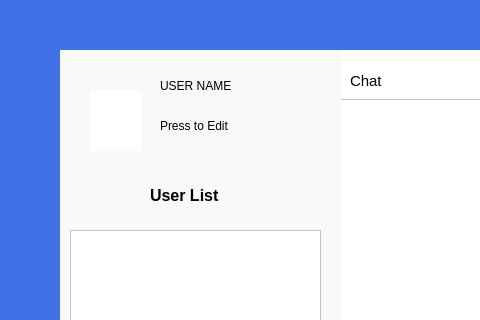
Old version of the form MixieClient/mainwindow.ui in the repository UnionDixie/MixieChatEnvironment; both pictures show x 0 to 480 and y 0 to 320 of the 1280 by 720 pixel window.
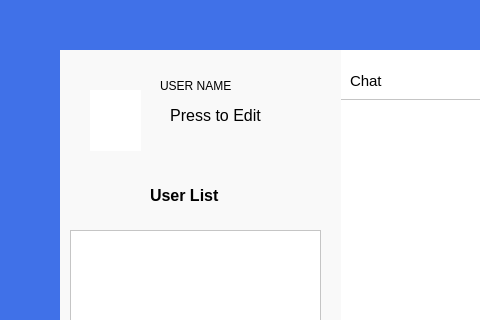
New version of the form. Icons and pictures are not drawn.

Patch:
```diff
--- a/MixieClient/mainwindow.ui
+++ b/MixieClient/mainwindow.ui
@@ -93,19 +93,6 @@
      <property name="styleSheet">
       <string notr="true">background-color: #f9f9f9;</string>
      </property>
-     <widget class="QLabel" name="label_4">
-      <property name="geometry">
-       <rect>
-        <x>100</x>
-        <y>60</y>
-        <width>141</width>
-        <height>31</height>
-       </rect>
-      </property>
-      <property name="text">
-       <string>Press to Edit</string>
-      </property>
-     </widget>
      <widget class="QLabel" name="label">
       <property name="geometry">
        <rect>
@@ -139,6 +126,27 @@
        <string>USER NAME</string>
       </property>
      </widget>
+     <widget class="QPushButton" name="pushButton_2">
+      <property name="geometry">
+       <rect>
+        <x>90</x>
+        <y>50</y>
+        <width>131</width>
+        <height>31</height>
+       </rect>
+      </property>
+      <property name="font">
+       <font>
+        <pointsize>12</pointsize>
+       </font>
+      </property>
+      <property name="styleSheet">
+       <string notr="true">border-radius: 12px;</string>
+      </property>
+      <property name="text">
+       <string>Press to Edit</string>
+      </property>
+     </widget>
     </widget>
     <widget class="QPushButton" name="pushButton">
      <property name="geometry">
```
Left out of the diff: 6 changed lines with no effect on the pictures.
